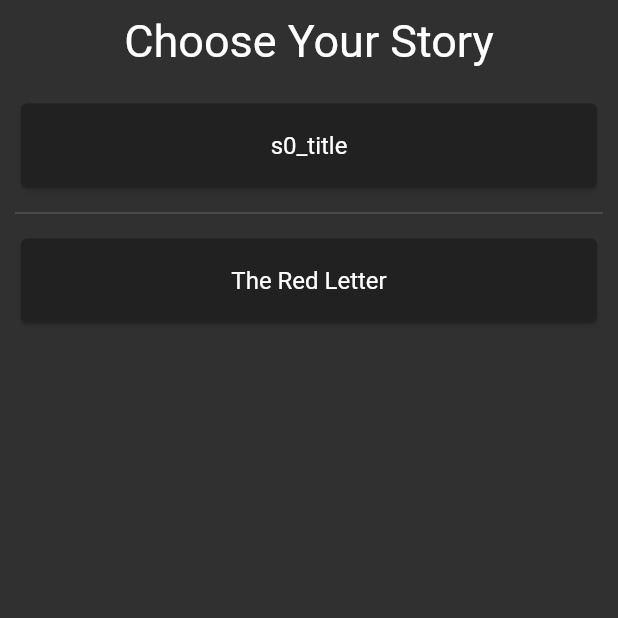
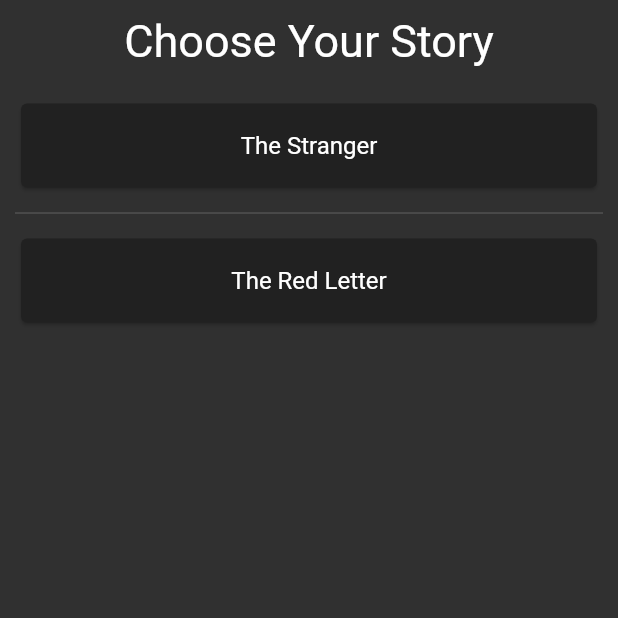
Before and after one commit to saileshbro/Your-Destiny, a Flutter app: the screen it shows after launch, on a phone screen of 412 x 824 dp, the top half of it. Run offline on Flutter 3.47's test engine with Material 2 defaults, Android fonts, the phone set to English and light mode, and no system bars; our stand-ins replace easy_localization.

Commit message:
Merge remote-tracking branch 'upstream/master' into master
# Conflicts:
#	lib/main.dart
#	lib/menu_page.dart
#	lib/stories.dart
#	pubspec.lock

```diff
--- a/lib/main.dart
+++ b/lib/main.dart
@@ -11,6 +11,9 @@ void main() => runApp(EasyLocalization(
 class Destini extends StatelessWidget {
   Widget build(BuildContext context) {
     return MaterialApp(
+      localizationsDelegates: context.localizationDelegates,
+      supportedLocales: context.supportedLocales,
+      locale: context.locale,
       debugShowCheckedModeBanner: false,
       theme: ThemeData.dark(),
       home: MenuPage(),
--- a/lib/menu_page.dart
+++ b/lib/menu_page.dart
@@ -92,7 +92,7 @@ class StoryTile extends StatelessWidget {
       color: Theme.of(context).primaryColor,
       child: ListTile(
       title: Text(
-      title,
+      title.tr(),
       textAlign: TextAlign.center,
     ),
     onTap: () {
--- a/lib/story_page.dart
+++ b/lib/story_page.dart
@@ -27,7 +27,7 @@ class _StoryPageState extends State<StoryPage> {
   @override
   Widget build(BuildContext context) {
     return Scaffold(
-      appBar: AppBar(title: Text(storyBrain.getTitle())),
+      appBar: AppBar(title: Text(storyBrain.getTitle().tr())),
       body: Container(
         decoration: BoxDecoration(
           image: DecorationImage(
```
